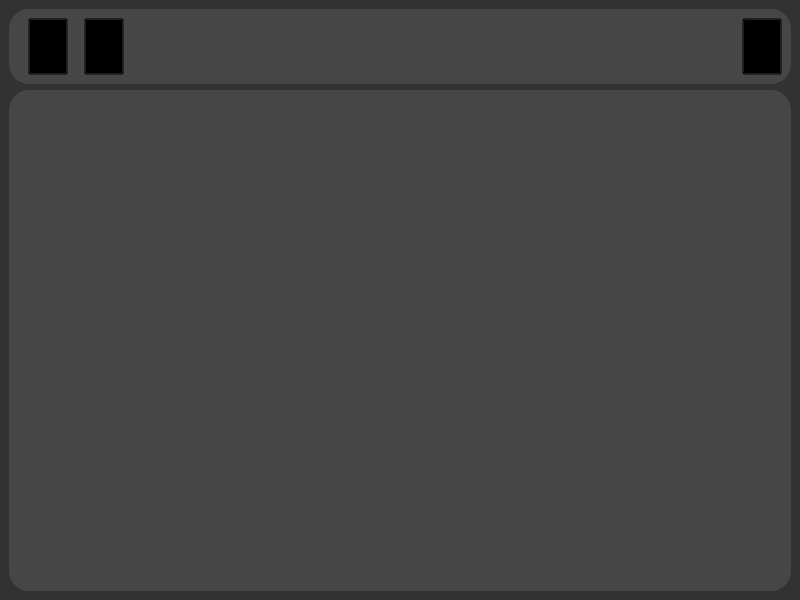
GHRodriguess/WAPI, file frontend/ui/contatos/contatos.ui: the form before one commit.
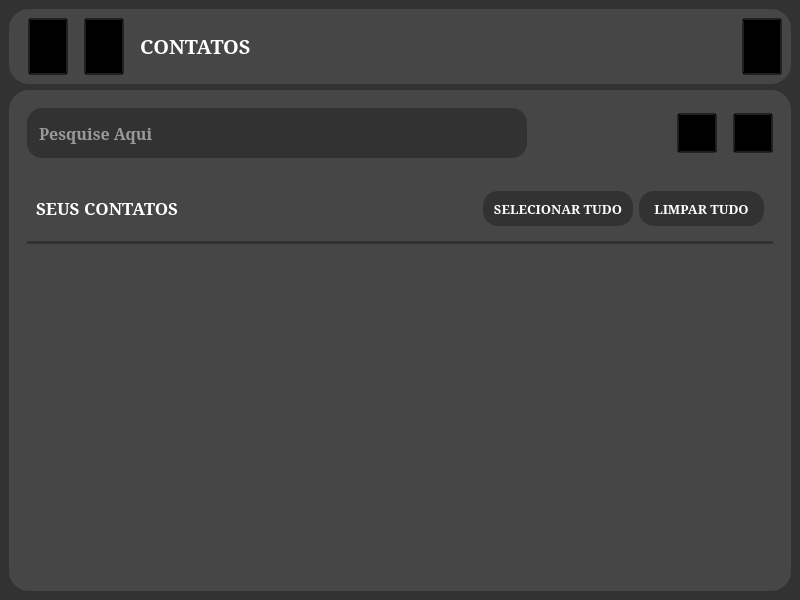
The form after the commit. Icons and pictures are not drawn.

Commit message: iniciando a logica de cadastrar um contato, tela criada e botões conectados

```diff
--- a/frontend/ui/contatos/contatos.ui
+++ b/frontend/ui/contatos/contatos.ui
@@ -160,6 +160,36 @@
          </property>
         </widget>
        </item>
+       <item>
+        <spacer name="horizontalSpacer_4">
+         <property name="orientation">
+          <enum>Qt::Horizontal</enum>
+         </property>
+         <property name="sizeType">
+          <enum>QSizePolicy::Fixed</enum>
+         </property>
+         <property name="sizeHint" stdset="0">
+          <size>
+           <width>10</width>
+           <height>20</height>
+          </size>
+         </property>
+        </spacer>
+       </item>
+       <item>
+        <widget class="QLabel" name="label">
+         <property name="font">
+          <font>
+           <family>Garamond</family>
+           <pointsize>15</pointsize>
+           <bold>true</bold>
+          </font>
+         </property>
+         <property name="text">
+          <string>&lt;html&gt;&lt;head/&gt;&lt;body&gt;&lt;p&gt;&lt;span style=&quot; color:#ffffff;&quot;&gt;CONTATOS&lt;/span&gt;&lt;/p&gt;&lt;/body&gt;&lt;/html&gt;</string>
+         </property>
+        </widget>
+       </item>
        <item>
         <spacer name="horizontalSpacer">
          <property name="orientation">
@@ -232,7 +262,280 @@
       <property name="frameShadow">
        <enum>QFrame::Raised</enum>
       </property>
-      <layout class="QVBoxLayout" name="verticalLayout_2"/>
+      <layout class="QVBoxLayout" name="verticalLayout_2">
+       <item>
+        <widget class="QFrame" name="frame_3">
+         <property name="minimumSize">
+          <size>
+           <width>0</width>
+           <height>50</height>
+          </size>
+         </property>
+         <property name="frameShape">
+          <enum>QFrame::StyledPanel</enum>
+         </property>
+         <property name="frameShadow">
+          <enum>QFrame::Raised</enum>
+         </property>
+         <layout class="QHBoxLayout" name="horizontalLayout_2">
+          <item>
+           <widget class="QLineEdit" name="procura">
+            <property name="minimumSize">
+             <size>
+              <width>500</width>
+              <height>50</height>
+             </size>
+            </property>
+            <property name="font">
+             <font>
+              <family>Garamond</family>
+              <pointsize>12</pointsize>
+              <bold>true</bold>
+             </font>
+            </property>
+            <property name="styleSheet">
+             <string notr="true">QLineEdit{
+background-color: rgb(50,50,50);
+color: rgb(255,255,255);
+border-radius: 15px;
+padding: 10px
+}</string>
+            </property>
+            <property name="placeholderText">
+             <string>Pesquise Aqui</string>
+            </property>
+           </widget>
+          </item>
+          <item>
+           <spacer name="horizontalSpacer_5">
+            <property name="orientation">
+             <enum>Qt::Horizontal</enum>
+            </property>
+            <property name="sizeType">
+             <enum>QSizePolicy::MinimumExpanding</enum>
+            </property>
+            <property name="sizeHint" stdset="0">
+             <size>
+              <width>137</width>
+              <height>20</height>
+             </size>
+            </property>
+           </spacer>
+          </item>
+          <item>
+           <widget class="QPushButton" name="botao_remover_contato">
+            <property name="minimumSize">
+             <size>
+              <width>0</width>
+              <height>40</height>
+             </size>
+            </property>
+            <property name="styleSheet">
+             <string notr="true">QPushButton{
+icon: url(:/icons/remove_contato.svg);
+background-color: transparent;
+}
+
+QPushButton::hover{
+icon: url(:/icons/remove_contato_hover.svg);
+background-color: transparent;
+}</string>
+            </property>
+            <property name="text">
+             <string/>
+            </property>
+            <property name="iconSize">
+             <size>
+              <width>35</width>
+              <height>35</height>
+             </size>
+            </property>
+           </widget>
+          </item>
+          <item>
+           <spacer name="horizontalSpacer_7">
+            <property name="orientation">
+             <enum>Qt::Horizontal</enum>
+            </property>
+            <property name="sizeType">
+             <enum>QSizePolicy::Fixed</enum>
+            </property>
+            <property name="sizeHint" stdset="0">
+             <size>
+              <width>10</width>
+              <height>20</height>
+             </size>
+            </property>
+           </spacer>
+          </item>
+          <item>
+           <widget class="QPushButton" name="botao_adicionar_contato">
+            <property name="minimumSize">
+             <size>
+              <width>0</width>
+              <height>40</height>
+             </size>
+            </property>
+            <property name="styleSheet">
+             <string notr="true">QPushButton{
+icon: url(:/icons/adiciona_contato.svg);
+background-color: transparent;
+}
+
+QPushButton::hover{
+icon: url(:/icons/adiciona_contato_hover.svg);
+background-color: transparent;
+}</string>
+            </property>
+            <property name="text">
+             <string/>
+            </property>
+            <property name="iconSize">
+             <size>
+              <width>35</width>
+              <height>35</height>
+             </size>
+            </property>
+           </widget>
+          </item>
+         </layout>
+        </widget>
+       </item>
+       <item>
+        <widget class="QFrame" name="frame_4">
+         <property name="frameShape">
+          <enum>QFrame::StyledPanel</enum>
+         </property>
+         <property name="frameShadow">
+          <enum>QFrame::Raised</enum>
+         </property>
+         <layout class="QVBoxLayout" name="verticalLayout_3">
+          <item>
+           <widget class="QFrame" name="frame_5">
+            <property name="minimumSize">
+             <size>
+              <width>0</width>
+              <height>30</height>
+             </size>
+            </property>
+            <property name="frameShape">
+             <enum>QFrame::StyledPanel</enum>
+            </property>
+            <property name="frameShadow">
+             <enum>QFrame::Raised</enum>
+            </property>
+            <layout class="QHBoxLayout" name="horizontalLayout_3">
+             <item>
+              <widget class="QLabel" name="label_2">
+               <property name="font">
+                <font>
+                 <family>Garamond</family>
+                 <pointsize>13</pointsize>
+                 <bold>true</bold>
+                </font>
+               </property>
+               <property name="text">
+                <string>&lt;html&gt;&lt;head/&gt;&lt;body&gt;&lt;p&gt;&lt;span style=&quot; color:#ffffff;&quot;&gt;SEUS CONTATOS&lt;/span&gt;&lt;/p&gt;&lt;/body&gt;&lt;/html&gt;</string>
+               </property>
+              </widget>
+             </item>
+             <item>
+              <spacer name="horizontalSpacer_6">
+               <property name="orientation">
+                <enum>Qt::Horizontal</enum>
+               </property>
+               <property name="sizeHint" stdset="0">
+                <size>
+                 <width>290</width>
+                 <height>20</height>
+                </size>
+               </property>
+              </spacer>
+             </item>
+             <item>
+              <widget class="QPushButton" name="selecionar_tudo">
+               <property name="minimumSize">
+                <size>
+                 <width>150</width>
+                 <height>35</height>
+                </size>
+               </property>
+               <property name="font">
+                <font>
+                 <family>Garamond</family>
+                 <pointsize>10</pointsize>
+                 <bold>true</bold>
+                </font>
+               </property>
+               <property name="styleSheet">
+                <string notr="true">QPushButton{
+background-color: rgb(50,50,50);
+color: rgb(255,255,255);
+border-radius: 15px;
+}
+
+QPushButton::hover{
+background-color: rgb(90,90,90);
+border-radius:15px;
+}</string>
+               </property>
+               <property name="text">
+                <string>SELECIONAR TUDO</string>
+               </property>
+              </widget>
+             </item>
+             <item>
+              <widget class="QPushButton" name="limpar_tudo">
+               <property name="minimumSize">
+                <size>
+                 <width>125</width>
+                 <height>35</height>
+                </size>
+               </property>
+               <property name="font">
+                <font>
+                 <family>Garamond</family>
+                 <pointsize>10</pointsize>
+                 <bold>true</bold>
+                </font>
+               </property>
+               <property name="styleSheet">
+                <string notr="true">QPushButton{
+background-color: rgb(50,50,50);
+color: rgb(255,255,255);
+border-radius: 15px;
+}
+
+QPushButton::hover{
+background-color: rgb(90,90,90);
+border-radius:15px;
+}</string>
+               </property>
+               <property name="text">
+                <string>LIMPAR TUDO</string>
+               </property>
+              </widget>
+             </item>
+            </layout>
+           </widget>
+          </item>
+          <item>
+           <widget class="Line" name="line">
+            <property name="styleSheet">
+             <string notr="true">background-color: rgb(50,50,50);</string>
+            </property>
+            <property name="orientation">
+             <enum>Qt::Horizontal</enum>
+            </property>
+           </widget>
+          </item>
+          <item>
+           <widget class="QTableView" name="tabela"/>
+          </item>
+         </layout>
+        </widget>
+       </item>
+      </layout>
      </widget>
     </item>
    </layout>
```
The commit also changes 22 other files.
